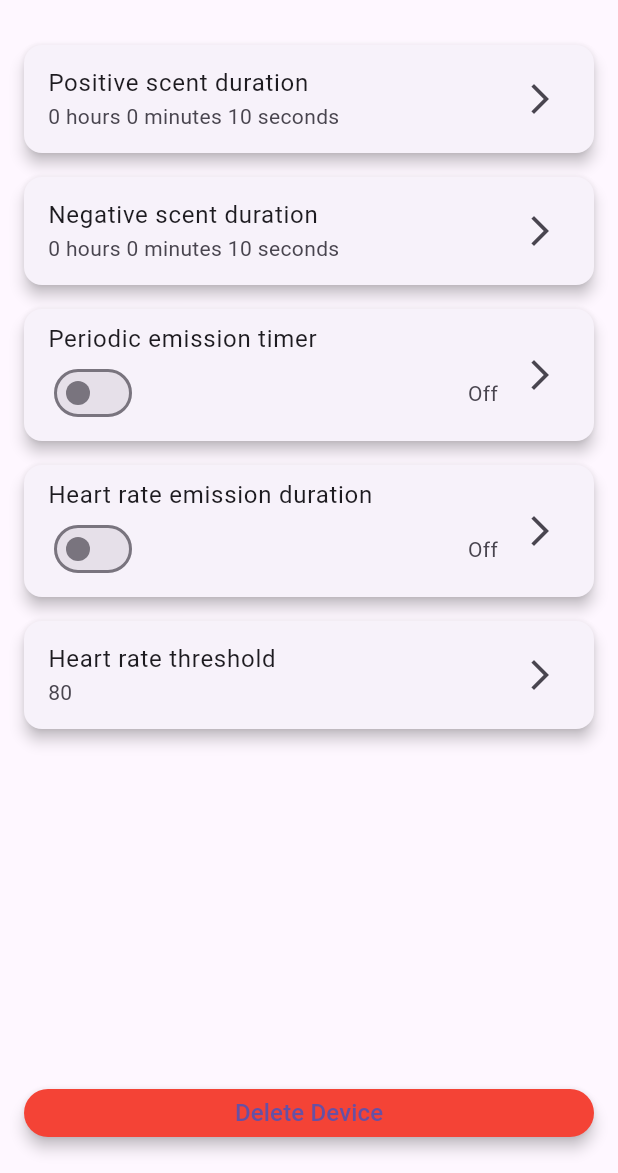
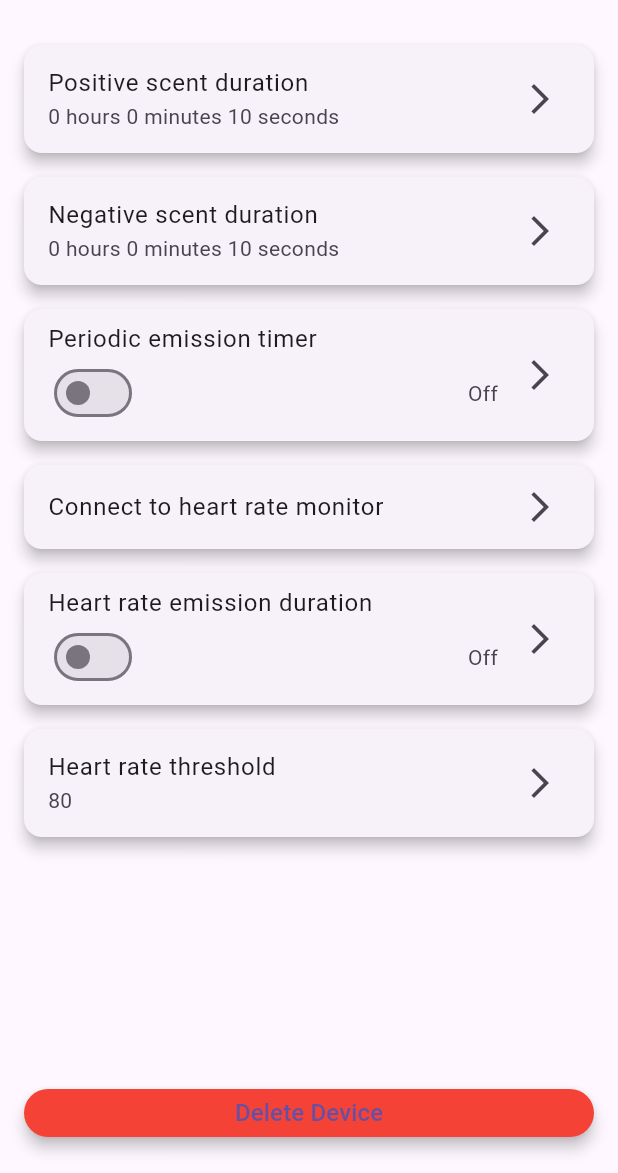
Before and after one commit to TylerHight/Que-App, a Flutter app: the DeviceSettingsScreen screen opened directly with empty values, on a phone screen of 412 x 824 dp, the part 63-1236 px from its top. Run offline on Flutter 3.47's test engine with Material 3 defaults, Android fonts, the phone set to English and light mode, and no system bars; our stand-ins replace flutter_blue, syncfusion_flutter_charts.

Commit message:
added incomplete device setting to connect to bluetooth HR monitor

```diff
--- a/lib/screens/home_screen/device_settings_screen.dart
+++ b/lib/screens/home_screen/device_settings_screen.dart
@@ -4,6 +4,7 @@ import 'package:flutter/material.dart';
 import 'package:que_app/device_data.dart';
 import 'package:provider/provider.dart';
 import 'utils/duration_picker_dialog.dart';
+import 'utils/heart_rate_monitor_connection.dart';
 
 class DeviceSettingsScreen extends StatefulWidget {
   final VoidCallback onDelete;
@@ -32,6 +33,10 @@ class _DeviceSettingsScreenState extends State<DeviceSettingsScreen> {
   void initState() {
     super.initState();
     _loadSettings();
+  }
+
+  void _selectBluetoothDevice(BuildContext context) {
+    HeartRateMonitorConnection.selectBluetoothDevice(context);
   }
 
   void _loadSettings() {
@@ -97,6 +102,7 @@ class _DeviceSettingsScreenState extends State<DeviceSettingsScreen> {
               });
             },
           ),
+          _buildBluetoothConnectionSetting(), // Added this line
           _buildSettingCard(
             title: 'Heart rate emission duration',
             value: isHeartRateEmissionEnabled
@@ -152,6 +158,10 @@ class _DeviceSettingsScreenState extends State<DeviceSettingsScreen> {
     bool switchValue = false,
     ValueChanged<bool>? onSwitchChanged,
   }) {
+    if (title.toLowerCase() == 'connect to heart rate monitor') {
+      return _buildBluetoothConnectionSetting();
+    }
+
     return Card(
       elevation: 4.0,
       margin: EdgeInsets.only(bottom: 16.0),
@@ -170,6 +180,20 @@ class _DeviceSettingsScreenState extends State<DeviceSettingsScreen> {
         )
             : Text(value),
         onTap: onTap,
+        trailing: Icon(Icons.arrow_forward_ios),
+      ),
+    );
+  }
+
+  Widget _buildBluetoothConnectionSetting() {
+    return Card(
+      elevation: 4.0,
+      margin: EdgeInsets.only(bottom: 16.0),
+      child: ListTile(
+        title: Text('Connect to heart rate monitor'),
+        onTap: () {
+          _selectBluetoothDevice(context);
+        },
         trailing: Icon(Icons.arrow_forward_ios),
       ),
     );
@@ -266,8 +290,6 @@ class _DeviceSettingsScreenState extends State<DeviceSettingsScreen> {
     }
   }
 
-
-
   void _updateTimeSeriesData(String title, Duration selectedDuration, int? heartRateThreshold, bool isPeriodicEmissionEnabled, bool isHeartRateEmissionEnabled) {
     final totalSeconds = selectedDuration.inSeconds;
     final deviceData = Provider.of<DeviceData>(context, listen: false);
--- a/pubspec.yaml
+++ b/pubspec.yaml
@@ -33,6 +33,7 @@ dependencies:
   flutter_svg: ^0.22.0
   syncfusion_flutter_charts: ^23.1.39  # Use the latest version
   provider: ^6.0.0
+  flutter_blue: ^0.8.0
 
 
   # The following adds the Cupertino Icons font to your application.
```
Also changed, not shown: lib/screens/home_screen/utils/heart_rate_monitor_connection.dart (added, +62 -0 lines), pubspec.lock, 1 other file.
